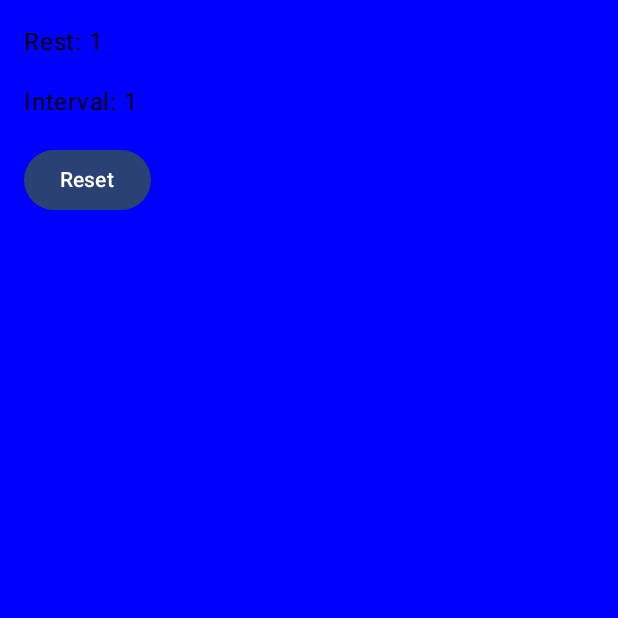
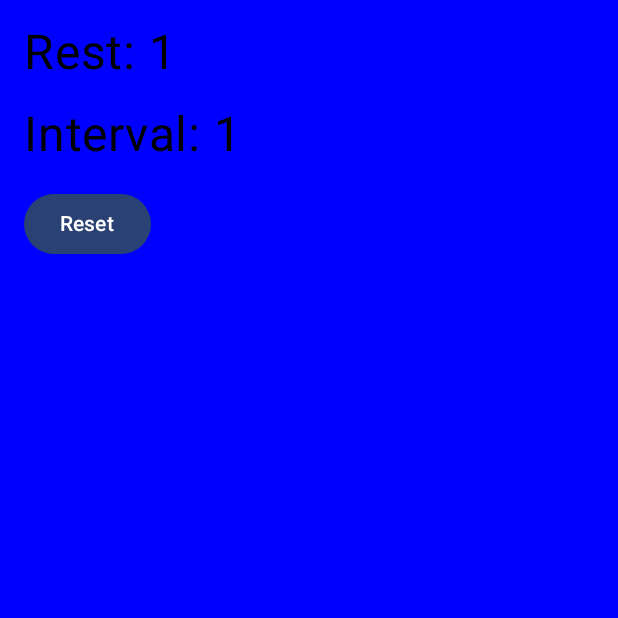
Before and after one commit to dominick253/timer, an Android app built with Jetpack Compose: the screen it shows after launch (MainActivity), after a tap on "Start", on a phone screen of 412 x 824 dp, the top half of it. Run offline under Robolectric (Android 15) with nearby library versions, the phone set to English and light mode, and no system bars.

Commit message:
Feature: edited text size.

```diff
--- a/app/src/main/java/com/dominickp/thefinaltimer/MainActivity.kt
+++ b/app/src/main/java/com/dominickp/thefinaltimer/MainActivity.kt
@@ -12,6 +12,10 @@ import androidx.compose.ui.graphics.Color
 import androidx.compose.ui.unit.dp
 import com.dominickp.thefinaltimer.ui.theme.TheFinalTimerTheme
 import android.util.Log
+import androidx.compose.material3.Text
+import androidx.compose.ui.unit.sp
+import androidx.compose.material3.MaterialTheme
+
 
 class MainActivity : ComponentActivity() {
     override fun onCreate(savedInstanceState: Bundle?) {
@@ -23,6 +27,7 @@ class MainActivity : ComponentActivity() {
         }
     }
 }
+
 var timer: CountDownTimer? = null
 
 @Composable
@@ -41,7 +46,6 @@ fun WorkoutTimer() {
             "Work" -> {
                 backgroundColor = Color.Green
                 val workSeconds = workTime.toIntOrNull() ?: 0
-//                timerText = workTime
                 timer = createTimer(
                     duration = (workSeconds + 1) * 1000L,
                     onTick = { timerText = it }, // Display seconds only
@@ -52,6 +56,7 @@ fun WorkoutTimer() {
                     }
                 ).start()
             }
+
             "Rest" -> {
                 backgroundColor = Color.Blue
                 val restSeconds = restTime.toIntOrNull() ?: 0
@@ -69,6 +74,7 @@ fun WorkoutTimer() {
                     }
                 ).start()
             }
+
             "DONE!!!" -> {
                 backgroundColor = Color.White
             }
@@ -81,7 +87,11 @@ fun WorkoutTimer() {
         color = backgroundColor
     ) {
         Column(modifier = Modifier.padding(16.dp)) {
-            Text(text = if (timerState == "Workout Timer") "Workout Timer" else "$timerState: $timerText")
+            Text(
+                text = if (timerState == "Workout Timer") "Workout Timer" else "$timerState: $timerText",
+                fontSize = 32.sp
+//                style = MaterialTheme.typography.h1
+            )
             Spacer(modifier = Modifier.height(16.dp))
 
             if (timerState == "Workout Timer") {
@@ -105,7 +115,9 @@ fun WorkoutTimer() {
                 Spacer(modifier = Modifier.height(16.dp))
             }
 
-            Text(text = "Interval: $currentInterval")
+            Text(
+                text = "Interval: $currentInterval", fontSize = 32.sp
+            )
             Spacer(modifier = Modifier.height(16.dp))
 
             Button(onClick = {
```
